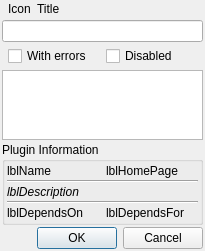
First picture: the form in src/loader/setuppluginsdialog2.ui, repository xnamed/vacuum-im, before the edit.
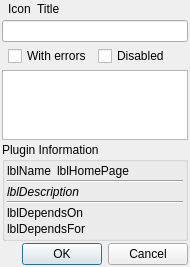
Second picture: the form after the edit. Custom widgets are drawn as their Qt base class.

```diff
--- a/src/loader/setuppluginsdialog2.ui
+++ b/src/loader/setuppluginsdialog2.ui
@@ -6,12 +6,12 @@
    <rect>
     <x>0</x>
     <y>0</y>
-    <width>205</width>
-    <height>241</height>
+    <width>190</width>
+    <height>254</height>
    </rect>
   </property>
   <property name="sizePolicy">
-   <sizepolicy hsizetype="Preferred" vsizetype="Expanding">
+   <sizepolicy hsizetype="Expanding" vsizetype="Preferred">
     <horstretch>0</horstretch>
     <verstretch>0</verstretch>
    </sizepolicy>
@@ -172,7 +172,7 @@
            <enum>Qt::RichText</enum>
           </property>
           <property name="wordWrap">
-           <bool>true</bool>
+           <bool>false</bool>
           </property>
           <property name="textInteractionFlags">
            <set>Qt::LinksAccessibleByMouse|Qt::TextSelectableByKeyboard|Qt::TextSelectableByMouse</set>
@@ -181,9 +181,18 @@
         </item>
         <item>
          <widget class="QLabel" name="lblHomePage">
+          <property name="sizePolicy">
+           <sizepolicy hsizetype="Expanding" vsizetype="Preferred">
+            <horstretch>0</horstretch>
+            <verstretch>0</verstretch>
+           </sizepolicy>
+          </property>
           <property name="text">
            <string>lblHomePage</string>
           </property>
+          <property name="wordWrap">
+           <bool>true</bool>
+          </property>
          </widget>
         </item>
        </layout>
@@ -233,11 +242,9 @@
        </widget>
       </item>
       <item>
-       <layout class="QHBoxLayout" name="horizontalLayout_6">
-        <item>
          <widget class="QLabel" name="lblDependsOn">
           <property name="sizePolicy">
-           <sizepolicy hsizetype="Preferred" vsizetype="Preferred">
+         <sizepolicy hsizetype="Expanding" vsizetype="Preferred">
             <horstretch>0</horstretch>
             <verstretch>0</verstretch>
            </sizepolicy>
@@ -256,7 +263,7 @@
         <item>
          <widget class="QLabel" name="lblDependsFor">
           <property name="sizePolicy">
-           <sizepolicy hsizetype="Preferred" vsizetype="Preferred">
+         <sizepolicy hsizetype="Expanding" vsizetype="Preferred">
             <horstretch>0</horstretch>
             <verstretch>0</verstretch>
            </sizepolicy>
@@ -271,8 +278,6 @@
            <bool>true</bool>
           </property>
          </widget>
-        </item>
-       </layout>
       </item>
      </layout>
     </widget>
```
Lines whose indentation alone changed are shown as unchanged.
